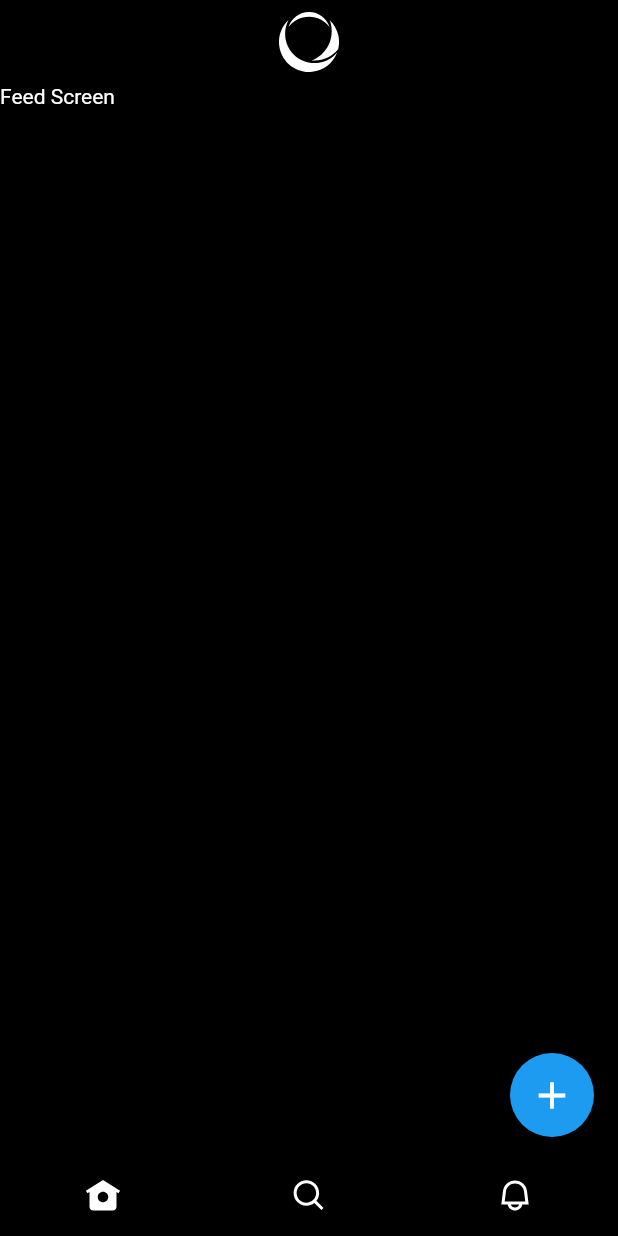
After one commit to fhihung/PTTKTPM_N01_Project_1_PhenikaaCampus, a Flutter app: the screen it shows after launch, after a tap on the "add" icon, on a phone screen of 412 x 824 dp. The commit adds this screen. Run offline on Flutter 3.47's test engine with Material 2 defaults, Android fonts, the phone set to English and light mode, and no system bars; our stand-ins replace appwrite, flutter_riverpod, flutter_svg, fpdart.

Commit message:
homeUI_appBar_bottom

```diff
--- a/phenikaa_campus/lib/constants/ui_constant.dart
+++ b/phenikaa_campus/lib/constants/ui_constant.dart
@@ -14,4 +14,10 @@ class UIConstants {
       centerTitle: true,
     );
   }
+
+  static List<Widget> bottomTabBarPages = [
+    Text("Feed Screen"),
+    Text("Search Screen"),
+    Text("Notification Screen"),
+  ];
 }
--- /dev/null
+++ b/phenikaa_campus/lib/features/home/view/home_view.dart
@@ -0,0 +1,73 @@
+import 'package:flutter/cupertino.dart';
+import 'package:flutter/material.dart';
+import 'package:flutter_riverpod/flutter_riverpod.dart';
+import 'package:flutter_svg/svg.dart';
+import 'package:phenikaa_campus/constants/assets_constants.dart';
+import 'package:phenikaa_campus/constants/ui_constant.dart';
+import 'package:phenikaa_campus/theme/theme.dart';
+
+class HomeView extends StatefulWidget {
+  static route() => MaterialPageRouter(
+        builder: (context) => const HomeView(),
+      );
+  const HomeView({super.key});
+
+  @override
+  State<HomeView> createState() => _HomeViewState();
+}
+
+MaterialPageRouter({required HomeView Function(dynamic context) builder}) {}
+
+class _HomeViewState extends State<HomeView> {
+  int _page = 0;
+
+  void onPageChange(int index) {
+    setState(() {
+      _page = index;
+    });
+  }
+
+  final appBar = UIConstants.appBar();
+  @override
+  Widget build(BuildContext context) {
+    return Scaffold(
+      appBar: appBar,
+      body: IndexedStack(index: _page, children: UIConstants.bottomTabBarPages),
+      floatingActionButton: FloatingActionButton(
+        onPressed: () {},
+        child: const Icon(
+          Icons.add,
+          color: Pallete.whiteColor,
+          size: 30,
+        ),
+      ),
+      bottomNavigationBar: CupertinoTabBar(
+          currentIndex: _page,
+          onTap: onPageChange,
+          backgroundColor: Pallete.backgroundColor,
+          items: [
+            BottomNavigationBarItem(
+                icon: SvgPicture.asset(
+              _page == 0
+                  ? AssetsConstants.homeFilledIcon
+                  : AssetsConstants.homeOutlinedIcon,
+              color: Pallete.whiteColor,
+            )),
+            BottomNavigationBarItem(
+              icon: SvgPicture.asset(
+                AssetsConstants.searchIcon,
+                color: Pallete.whiteColor,
+              ),
+            ),
+            BottomNavigationBarItem(
+              icon: SvgPicture.asset(
+                _page == 2
+                    ? AssetsConstants.notifFilledIcon
+                    : AssetsConstants.notifOutlinedIcon,
+                color: Pallete.whiteColor,
+              ),
+            ),
+          ]),
+    );
+  }
+}
--- a/phenikaa_campus/lib/main.dart
+++ b/phenikaa_campus/lib/main.dart
@@ -2,6 +2,7 @@ import 'package:flutter/material.dart';
 import 'package:flutter_riverpod/flutter_riverpod.dart';
 import 'package:phenikaa_campus/features/auth/view/login_view.dart';
 import 'package:phenikaa_campus/features/auth/view/signup_view.dart';
+import 'package:phenikaa_campus/features/home/view/home_view.dart';
 import 'package:phenikaa_campus/theme/theme.dart';
 
 void main() {
@@ -20,7 +21,7 @@ class MyApp extends StatelessWidget {
       debugShowCheckedModeBanner: false,
       title: 'Flutter Demo',
       theme: AppTheme.theme,
-      home: const SignUpView(),
+      home: const HomeView(),
     );
   }
 }
```
Also changed, not shown: 7 other files.
